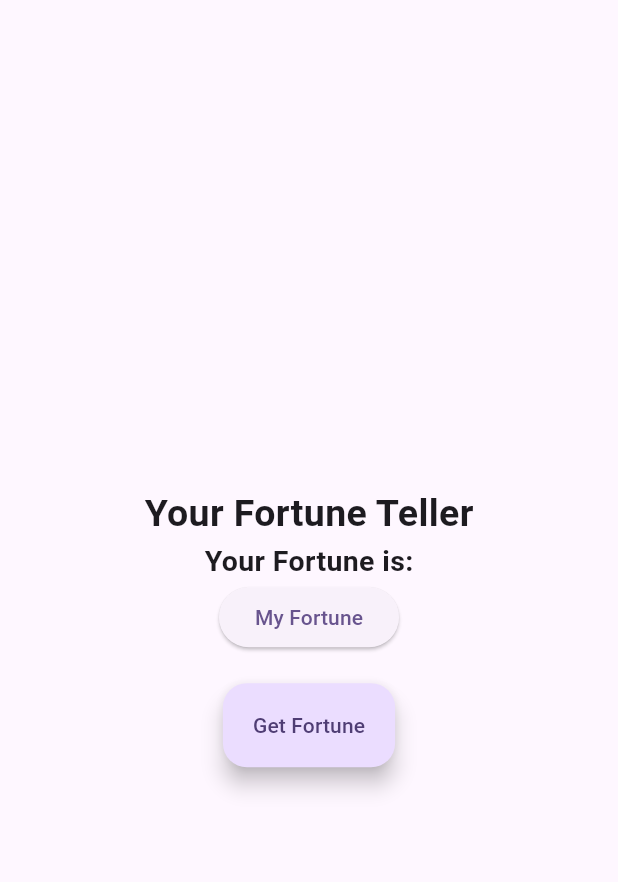
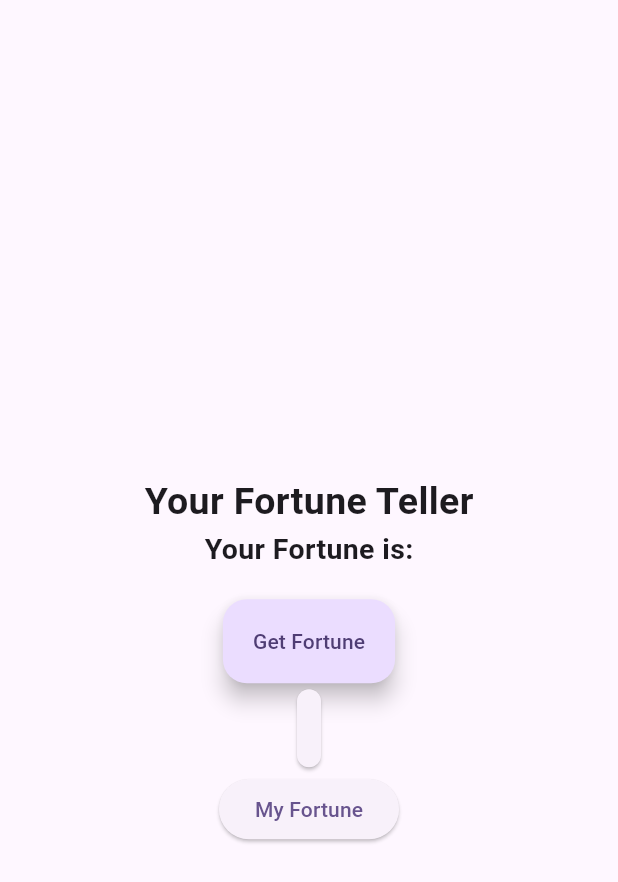
Before and after one commit to SHUBHANKARPOLYGON/fortune-cookie-app, a Flutter app: the screen it shows after launch, on a phone screen of 412 x 824 dp. Shown: the top 882 px of the screen. Run offline on Flutter 3.47's test engine with Material 3 defaults, Android fonts, the phone set to English and light mode, and no system bars.

Commit message:
padding_refactor

```diff
--- a/lib/main.dart
+++ b/lib/main.dart
@@ -66,11 +66,13 @@ class _MyHomePageState extends State<MyHomePage> {
         child: Column(
           mainAxisAlignment: MainAxisAlignment.center,
           children: <Widget>[
-            Text("Your Fortune Teller",
-            style: TextStyle(
-              fontSize:25,
-              fontWeight: FontWeight.bold,
-            ),),
+            Text(
+              "Your Fortune Teller",
+              style: TextStyle(
+                fontSize: 25,
+                fontWeight: FontWeight.bold,
+              ),
+            ),
 
             Text(
               "Your Fortune is:",
@@ -80,24 +82,25 @@ class _MyHomePageState extends State<MyHomePage> {
               ),
             ),
 
-            ElevatedButton(onPressed: _randomFortune,
-            child: Text('My Fortune')
-            ), // ElevatedButton
-
             const SizedBox(height: 20),
             FloatingActionButton.extended(
               onPressed: _randomFortune,
               label: const Text('Get Fortune'),
-
             ), // FloatingActionButton
 
             Card(
-              child: Text(
-              '${_currentFortune}',
-              style: Theme.of(context).textTheme.headlineMedium,
+              child: Padding(
+                padding: const EdgeInsets.all(8.0),
+                child: Text(
+                  '${_currentFortune}',
+                  style: Theme.of(context).textTheme.headlineMedium,
+                ),
+              ),
             ),
-            )
 
+            ElevatedButton(
+                onPressed: _randomFortune,
+                child: Text('My Fortune')), // ElevatedButton
           ],
         ),
       ),
```
